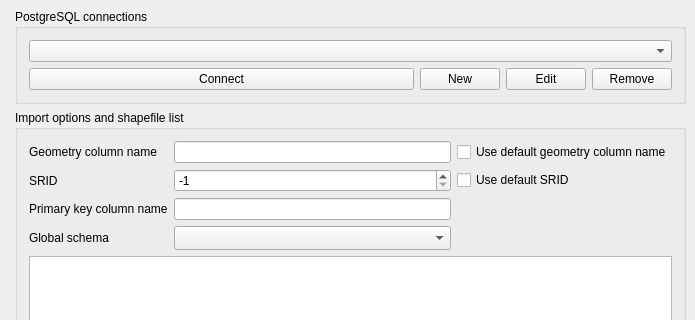
Qt form qgis/src/plugins/spit/qgsspitbase.ui (sourcepole/qgis) before a commit; both pictures show x 0 to 695 and y 0 to 320 of the 695 by 520 pixel window.
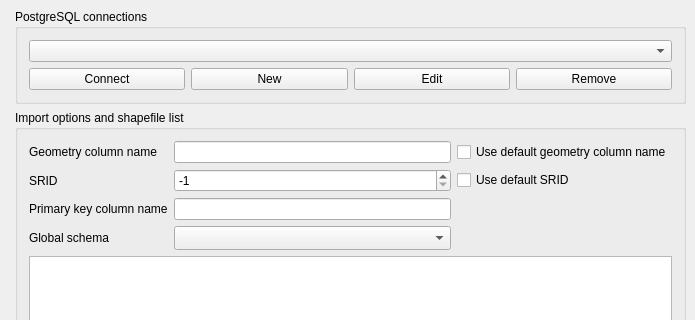
The same form after that commit.

Patch:
```diff
--- a/qgis/src/plugins/spit/qgsspitbase.ui
+++ b/qgis/src/plugins/spit/qgsspitbase.ui
@@ -44,27 +44,8 @@
      <property name="title">
       <string>PostgreSQL connections</string>
      </property>
-     <layout class="QGridLayout">
-      <property name="margin">
-       <number>11</number>
-      </property>
-      <property name="spacing">
-       <number>6</number>
-      </property>
-      <item row="1" column="0">
-       <spacer>
-        <property name="orientation">
-         <enum>Qt::Horizontal</enum>
-        </property>
-        <property name="sizeHint" stdset="0">
-         <size>
-          <width>40</width>
-          <height>20</height>
-         </size>
-        </property>
-       </spacer>
-      </item>
-      <item row="0" column="0" colspan="4">
+     <layout class="QVBoxLayout" name="verticalLayout_2">
+      <item>
        <widget class="QComboBox" name="cmbConnections">
         <property name="minimumSize">
          <size>
@@ -74,7 +55,35 @@
         </property>
        </widget>
       </item>
-      <item row="1" column="2">
+      <item>
+       <layout class="QHBoxLayout" name="horizontalLayout">
+        <item>
+         <widget class="QPushButton" name="btnConnect">
+          <property name="toolTip">
+           <string>Connect to PostGIS</string>
+          </property>
+          <property name="whatsThis">
+           <string>Connect to PostGIS</string>
+          </property>
+          <property name="text">
+           <string>Connect</string>
+          </property>
+         </widget>
+        </item>
+        <item>
+         <widget class="QPushButton" name="btnNew">
+          <property name="toolTip">
+           <string>Create a new PostGIS connection</string>
+          </property>
+          <property name="whatsThis">
+           <string>Create a new PostGIS connection</string>
+          </property>
+          <property name="text">
+           <string>New</string>
+          </property>
+         </widget>
+        </item>
+        <item>
        <widget class="QPushButton" name="btnEdit">
         <property name="toolTip">
          <string>Edit the current PostGIS connection</string>
@@ -87,7 +96,7 @@
         </property>
        </widget>
       </item>
-      <item row="1" column="3">
+        <item>
        <widget class="QPushButton" name="btnRemove">
         <property name="toolTip">
          <string>Remove the current PostGIS connection</string>
@@ -100,31 +109,7 @@
         </property>
        </widget>
       </item>
-      <item row="1" column="1">
-       <widget class="QPushButton" name="btnNew">
-        <property name="toolTip">
-         <string>Create a new PostGIS connection</string>
-        </property>
-        <property name="whatsThis">
-         <string>Create a new PostGIS connection</string>
-        </property>
-        <property name="text">
-         <string>New</string>
-        </property>
-       </widget>
-      </item>
-      <item row="1" column="0">
-       <widget class="QPushButton" name="btnConnect">
-        <property name="toolTip">
-         <string>Connect to PostGIS</string>
-        </property>
-        <property name="whatsThis">
-         <string>Connect to PostGIS</string>
-        </property>
-        <property name="text">
-         <string>Connect</string>
-        </property>
-       </widget>
+       </layout>
       </item>
      </layout>
     </widget>
```
Lines whose indentation alone changed are shown as unchanged.
